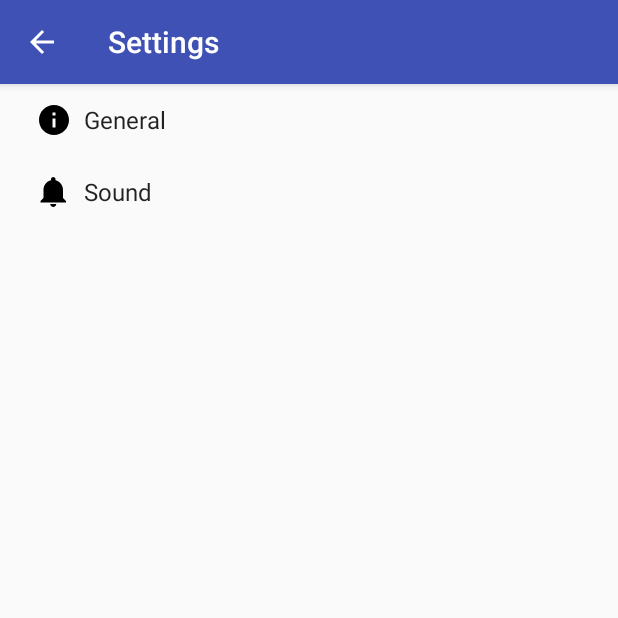
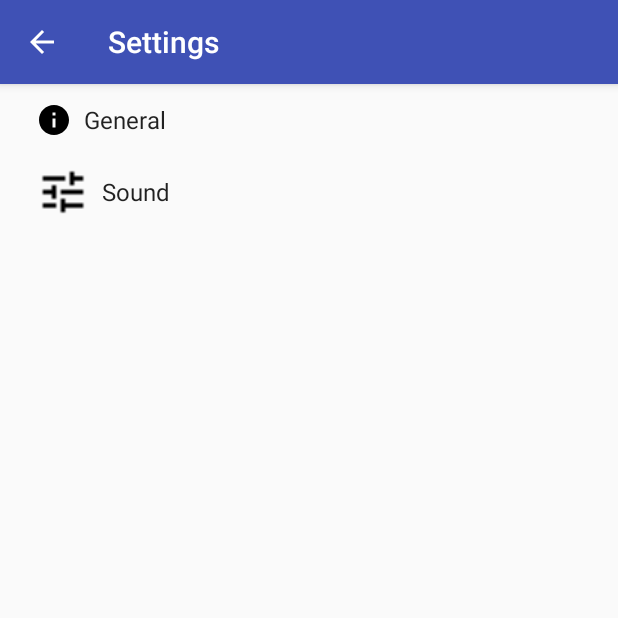
Before and after one commit to bosorawis/MotionMusicOSU, an Android app: the SettingsActivity screen opened directly, with no data from a screen before it, on a phone screen of 412 x 824 dp, the top half of it. Run offline under Robolectric (Android 15) with nearby library versions, the phone set to English and light mode, and no system bars.

Commit message:
Commit before ruining the project

```diff
--- a/app/src/main/java/complexability/motionmusic/SettingsActivity.java
+++ b/app/src/main/java/complexability/motionmusic/SettingsActivity.java
@@ -21,6 +21,7 @@ import android.preference.RingtonePreference;
 import android.text.TextUtils;
 import android.util.Log;
 import android.view.MenuItem;
+import android.widget.SeekBar;
 
 import java.util.List;
 
@@ -257,6 +258,7 @@ public class SettingsActivity extends AppCompatPreferenceActivity {
     public static class SoundPreferenceFragment extends PreferenceFragment{
         @Override
         public void onCreate(Bundle savedInstanceState) {
+            //SeekBar leftInstrumentVolume = (SeekBar) findPreference(R.id.leftInstrumentSeekVolume);
             Log.d("SoundPreferenceFragment", "OnCreate()");
             super.onCreate(savedInstanceState);
             addPreferencesFromResource(R.xml.pref_sound);
@@ -280,6 +282,10 @@ public class SettingsActivity extends AppCompatPreferenceActivity {
 
         }
     }
+    /*****************************************************************************************
+     *End of audio setting
+     ************************************************************************************/
+
 
     /**
      * This fragment shows notification preferences only. It is used when the
--- a/app/src/main/res/layout/content_main.xml
+++ b/app/src/main/res/layout/content_main.xml
@@ -185,6 +185,12 @@
             android:layout_centerHorizontal="true"
             android:onClick="testButtonClicked"/>
 
+        <LinearLayout
+            android:orientation="vertical"
+            android:layout_width="match_parent"
+            android:layout_height="wrap_content"
+            android:layout_gravity="center_horizontal"></LinearLayout>
+
     </LinearLayout>
 
 </RelativeLayout>
--- a/app/src/main/res/values/strings.xml
+++ b/app/src/main/res/values/strings.xml
@@ -82,24 +82,43 @@
 
     <!--String related to playmode-->
     <string name="pref_config">Configurations</string>
-
     <!--String for Audio Settings-->
     <string name="pref_header_sound">Sound</string>
+
+    <!--**********************LEFT HAND*****************************-->
     <string name="pref_volume_switch_left_instrument">Left Instrument</string>
     <string name="pref_volume_seek_left_instrument">Left Instrument Volume</string>
     <!--Left effect string names for preference page-->
     <!--Effect 1-->
-    <string name="pref_left_effect_1_title">Effect 1</string>
-    <string name="pref_left_effect_1_volume">Effect 1 Volume</string>
-    <string name="pref_left_effect_1_level">Effect 1 Level</string>
+    <string name="pref_left_effect_1_title">Left Effect 1</string>
+    <string name="pref_left_effect_1_volume">Left Effect 1 Volume</string>
+    <string name="pref_left_effect_1_level">Left Effect 1 Level</string>
     <!--Effect 2-->
-    <string name="pref_left_effect_2_title">Effect 2</string>
-    <string name="pref_left_effect_2_volume">Effect 2 Volume</string>
-    <string name="pref_left_effect_2_level">Effect 2 Level</string>
+    <string name="pref_left_effect_2_title">Left Effect 2</string>
+    <string name="pref_left_effect_2_volume">Left Effect 2 Volume</string>
+    <string name="pref_left_effect_2_level">Left Effect 2 Level</string>
     <!--Effect 3-->
-    <string name="pref_left_effect_3_title">Effect 3</string>
-    <string name="pref_left_effect_3_volume">Effect 3 Volume</string>
-    <string name="pref_left_effect_3_level">Effect 3 Level</string>
+    <string name="pref_left_effect_3_title">Left Effect 3</string>
+    <string name="pref_left_effect_3_volume">Left Effect 3 Volume</string>
+    <string name="pref_left_effect_3_level">Left Effect 3 Level</string>
+    <!--***************************************************************************-->
+
+    <!--**********************RIGHT HAND*****************************-->
+    <string name="pref_volume_switch_right_instrument">Right Instrument</string>
+    <string name="pref_volume_seek_right_instrument">Right Instrument Volume</string>
+    <!--Right effect string names for preference page-->
+    <!--Effect 1-->
+    <string name="pref_right_effect_1_title">Right Effect 1</string>
+    <string name="pref_right_effect_1_volume">Right Effect 1 Volume</string>
+    <string name="pref_right_effect_1_level">Right Effect 1 Level</string>
+    <!--Effect 2-->
+    <string name="pref_right_effect_2_title">Right Effect 2</string>
+    <string name="pref_right_effect_2_volume">Right Effect 2 Volume</string>
+    <string name="pref_right_effect_2_level">Right Effect 2 Level</string>
+    <!--Effect 3-->
+    <string name="pref_right_effect_3_title">Right Effect 3</string>
+    <string name="pref_right_effect_3_volume">Right Effect 3 Volume</string>
+    <string name="pref_right_effect_3_level">Right Effect 3 Level</string>
     <!--***************************************************************************-->
 
 </resources>
--- a/app/src/main/res/xml/pref_headers.xml
+++ b/app/src/main/res/xml/pref_headers.xml
@@ -7,7 +7,7 @@
     <header
         android:fragment="complexability.motionmusic.SettingsActivity$SoundPreferenceFragment"
         android:title="@string/pref_header_sound"
-        android:icon="@drawable/ic_notifications_black_24dp" />
+        android:icon="@drawable/ic_tune_black_24dp" />
     <!--
         <header
             android:fragment="complexability.motionmusic.SettingsActivity$DataSyncPreferenceFragment"
--- a/app/src/main/res/xml/pref_sound.xml
+++ b/app/src/main/res/xml/pref_sound.xml
@@ -4,62 +4,118 @@
          when checked/unchecked. -->
 
     <!-- NOTE: This preference will be enabled only when the checkbox above is checked. -->
-
-
+    <!--****************Left Hand*****************************-->
         <SwitchPreference
             android:key="leftInstrumentSwitch"
             android:title="@string/pref_volume_switch_left_instrument"
             android:defaultValue="true" />
 
         <SeekBarPreference
-        android:defaultValue="22"
+        android:defaultValue="50"
         android:title="@string/pref_volume_seek_left_instrument"
-        android:key="seekBar">
+        android:key="leftInstrumentSeekVolume">
         </SeekBarPreference>
         <PreferenceCategory
-            android:title="Effect 1">
+            android:title="@string/pref_left_effect_1_title">
             <SeekBarPreference
-                android:defaultValue="22"
-                android:title="@string/pref_left_effect_1_title">
-                android:key="seekBar">
+                android:defaultValue="50"
+                android:title="@string/pref_left_effect_1_volume"
+                android:key="leftEffect_1_volume">
             </SeekBarPreference>
 
             <SeekBarPreference
-                android:defaultValue="22"
+                android:defaultValue="50"
                 android:title="@string/pref_left_effect_1_level"
-                android:key="seekBar">
+                android:key="leftEffect_1_level">
             </SeekBarPreference>
         </PreferenceCategory>
 
         <PreferenceCategory
             android:title="@string/pref_left_effect_2_title">
             <SeekBarPreference
-                android:defaultValue="22"
+                android:defaultValue="50"
                 android:title="@string/pref_left_effect_2_volume"
-                android:key="seekBar">
+                android:key="leftEffect_2_volume">
             </SeekBarPreference>
 
             <SeekBarPreference
-                android:defaultValue="22"
+                android:defaultValue="50"
                 android:title="@string/pref_left_effect_2_level"
-                android:key="seekBar">
+                android:key="leftEffect_2_level">
             </SeekBarPreference>
         </PreferenceCategory>
 
         <PreferenceCategory
             android:title="@string/pref_left_effect_3_title">
             <SeekBarPreference
-                android:defaultValue="22"
+                android:defaultValue="50"
                 android:title="@string/pref_left_effect_3_volume"
-                android:key="seekBar">
+                android:key="leftEffect_3_volume">
             </SeekBarPreference>
 
             <SeekBarPreference
-                android:defaultValue="22"
+                android:defaultValue="50"
                 android:title="@string/pref_left_effect_3_level"
-                android:key="seekBar">
+                android:key="leftEffect_3_level">
             </SeekBarPreference>
         </PreferenceCategory>
+    <!--******************************************************-->
 
+    <!--****************RIGHT Hand*****************************-->
+    <SwitchPreference
+        android:key="rightInstrumentSwitch"
+        android:title="@string/pref_volume_switch_right_instrument"
+        android:defaultValue="true" />
+
+    <SeekBarPreference
+        android:defaultValue="50"
+        android:title="@string/pref_volume_seek_right_instrument"
+        android:key="rightInstrumentSeekVolume">
+    </SeekBarPreference>
+    <PreferenceCategory
+        android:title="Effect 1">
+        <SeekBarPreference
+            android:defaultValue="50"
+            android:title="@string/pref_right_effect_1_volume"
+            android:key="rightEffect_1_volume">
+        </SeekBarPreference>
+
+        <SeekBarPreference
+            android:defaultValue="50"
+            android:title="@string/pref_right_effect_1_level"
+            android:key="rightEffect_1_level">
+        </SeekBarPreference>
+    </PreferenceCategory>
+
+    <PreferenceCategory
+        android:title="@string/pref_right_effect_2_title">
+        <SeekBarPreference
+            android:defaultValue="50"
+            android:title="@string/pref_right_effect_2_volume"
+            android:key="rightEffect_2_volume">
+        </SeekBarPreference>
+
+        <SeekBarPreference
+            android:defaultValue="50"
+            android:title="@string/pref_right_effect_2_level"
+            android:key="rightEffect_2_level">
+        </SeekBarPreference>
+    </PreferenceCategory>
+
+    <PreferenceCategory
+        android:title="@string/pref_right_effect_3_title">
+        <SeekBarPreference
+            android:defaultValue="50"
+            android:title="@string/pref_right_effect_3_volume"
+            android:key="rightEffect_3_volume">
+        </SeekBarPreference>
+
+        <SeekBarPreference
+            android:defaultValue="50"
+            android:title="@string/pref_right_effect_3_level"
+            android:key="rightEffect_3_level">
+        </SeekBarPreference>
+    </PreferenceCategory>
+    <!--******************************************************-->
 
 </PreferenceScreen>
```
Also changed, not shown: app/src/main/res/drawable/ic_music_note_black_24dp.png (added), app/src/main/res/drawable/ic_tune_black_24dp.png (added), app/src/main/res/drawable/ic_volume_up_black_24dp.png (added).
